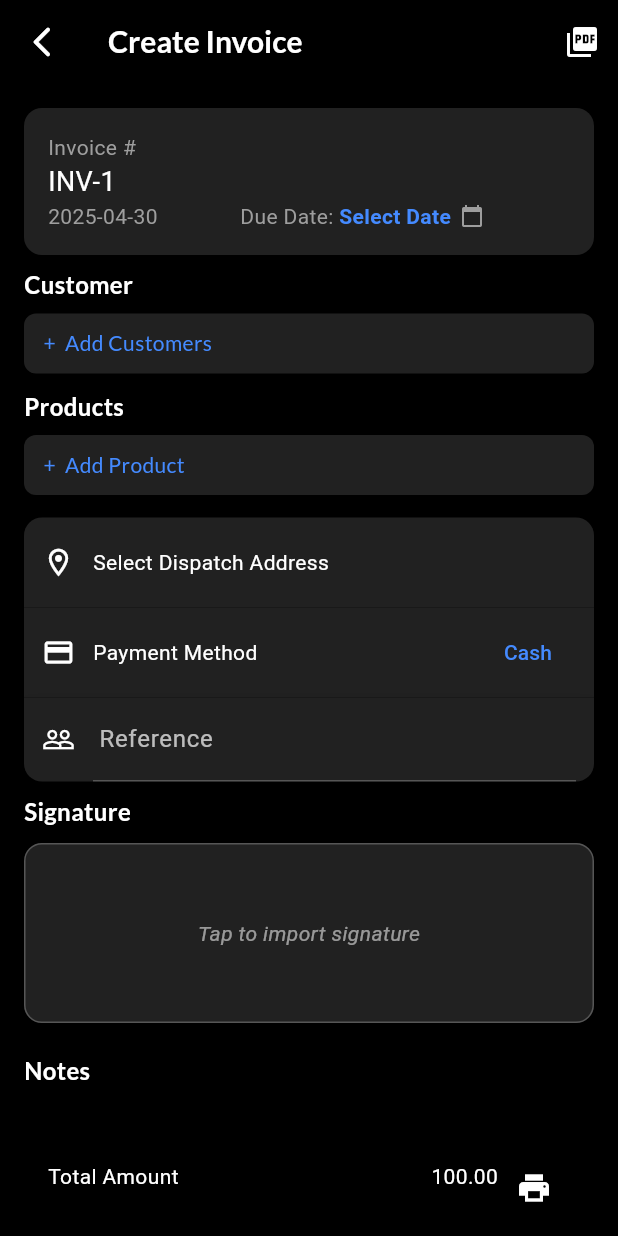
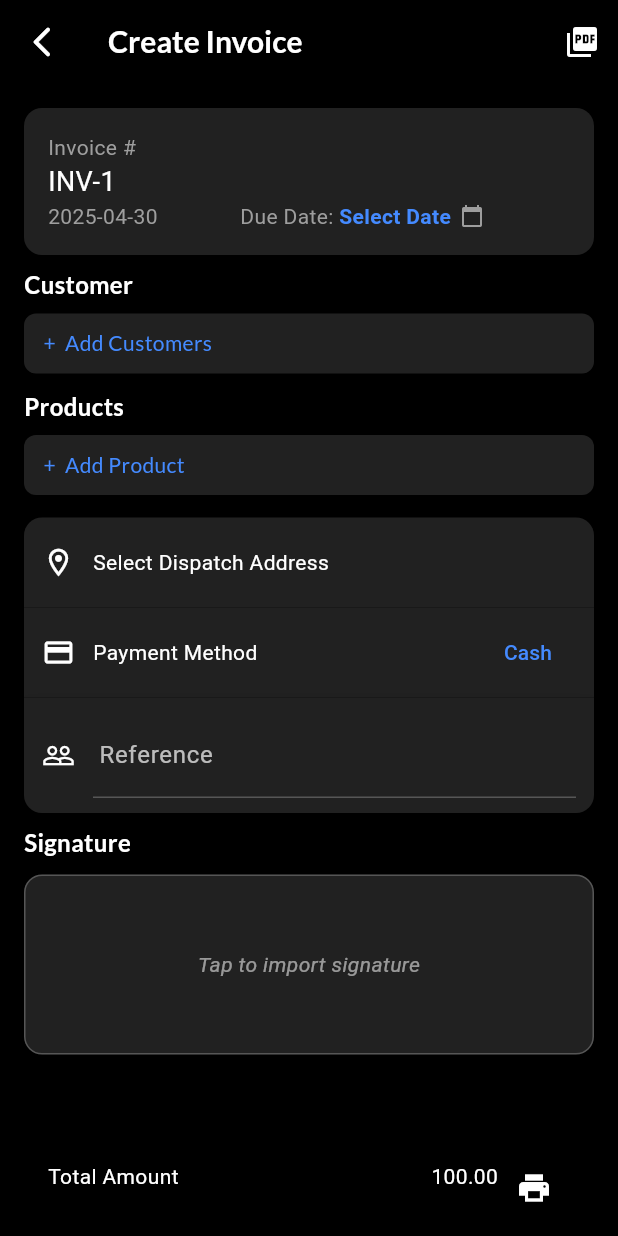
Before and after one commit to MagicallySoft/Billing-Software---App, a Flutter app: the Invoice screen opened by its route, on a phone screen of 412 x 824 dp. Run offline on Flutter 3.47's test engine with Material 3 defaults, Android fonts, the light colour scheme and no system bars; our stand-ins replace carousel_slider, firebase_auth, firebase_core, flutter_dotenv, flutter_screenutil, get and 8 more; accounts and stored records are empty; network calls fail.

Commit message:
Drewer updated

```diff
--- a/lib/view/screen/invoice/invoice.dart
+++ b/lib/view/screen/invoice/invoice.dart
@@ -479,7 +479,10 @@
                   );
                 }),
                 Container(
-                  padding: EdgeInsets.symmetric(horizontal: 12.w),
+                  padding: EdgeInsets.symmetric(
+                    horizontal: 12.w,
+                    vertical: 10.h,
+                  ),
                   decoration: BoxDecoration(
                     color: grey900,
                     borderRadius: BorderRadius.vertical(
@@ -506,7 +509,13 @@
                             labelStyle: TextStyle(color: white70),
                             filled: true,
                             fillColor: Colors.transparent,
-                            contentPadding: EdgeInsets.symmetric(vertical: 8),
+                            isDense: true, // Reduces the height
+                            contentPadding: EdgeInsets.symmetric(
+                              vertical: 10.h,
+                            ),
+                            border: UnderlineInputBorder(
+                              borderSide: BorderSide(color: Colors.white24),
+                            ),
                             enabledBorder: UnderlineInputBorder(
                               borderSide: BorderSide(color: Colors.white24),
                             ),
@@ -514,7 +523,7 @@
                               borderSide: BorderSide(color: white),
                             ),
                           ),
-                          style: TextStyle(color: white),
+                          style: TextStyle(color: white, fontSize: 14.sp),
                         ),
                       ),
                     ],
```
Also changed, not shown: lib/view/screen/Quatation/quatation.dart (+14 -6 lines), lib/view/screen/home.dart (+30 -8 lines).
